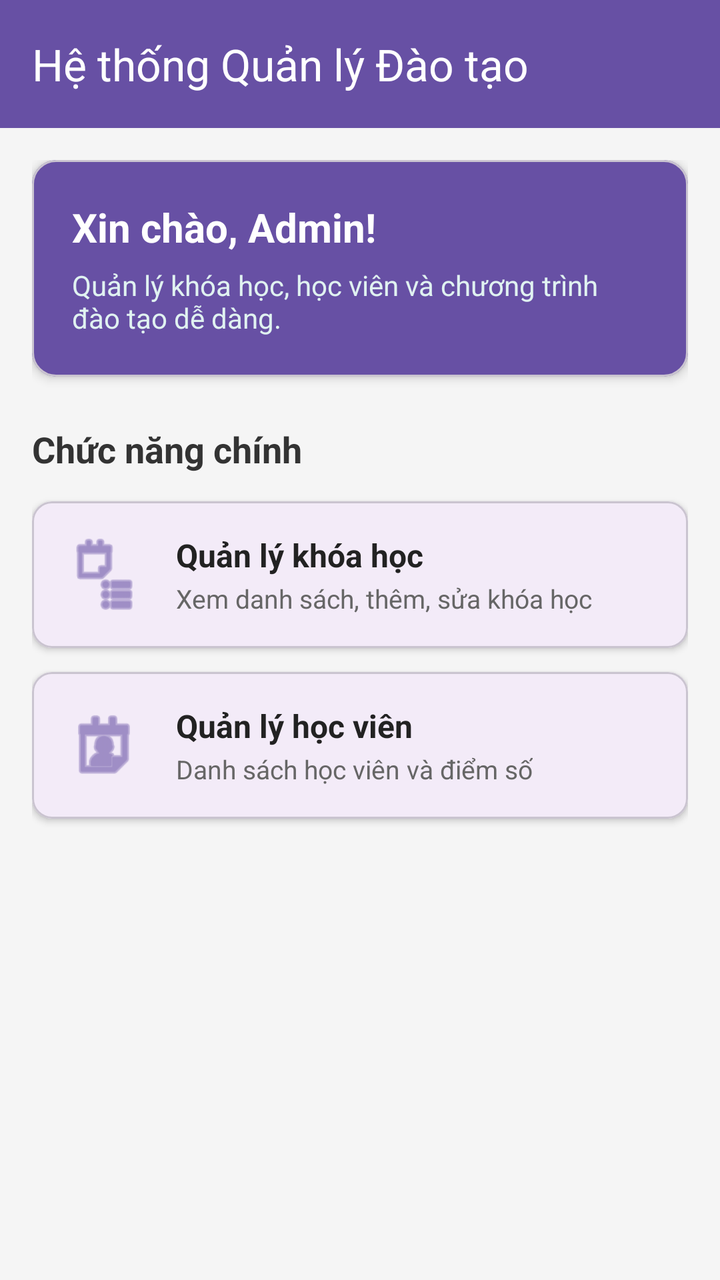
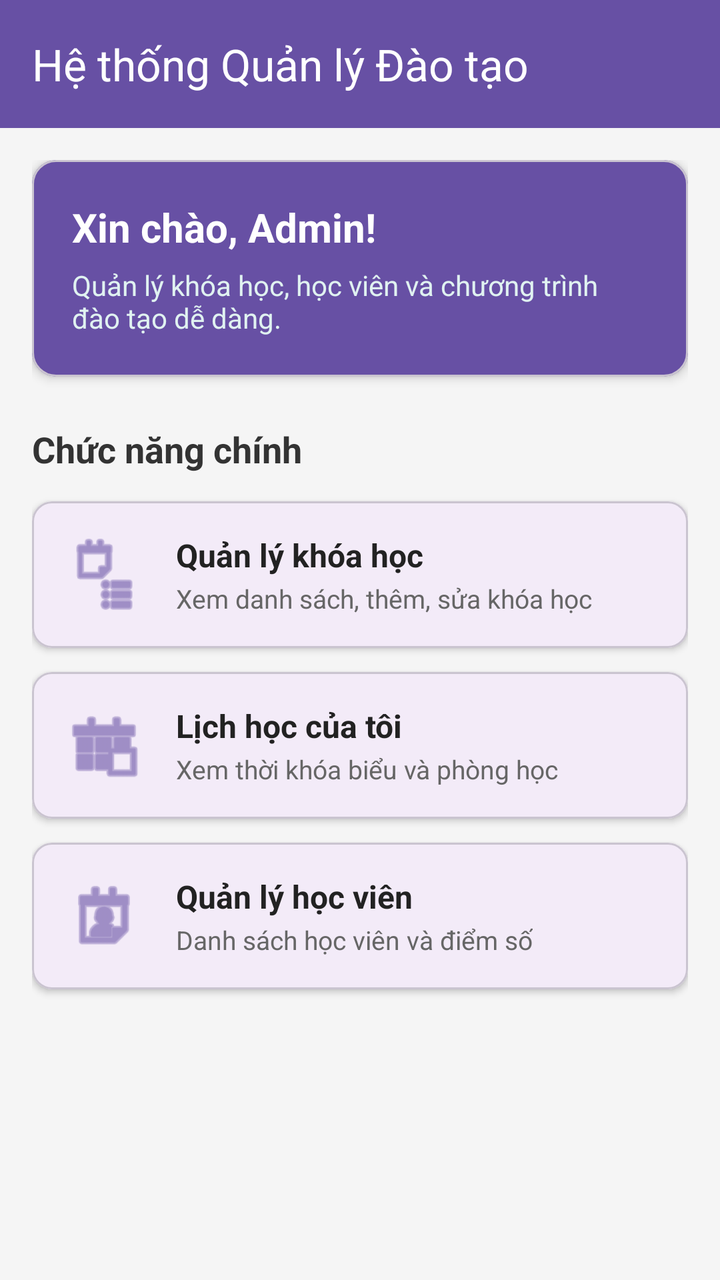

An Android layout rendered at two revisions. The XML below is the earlier revision; the diff shows what the commit changed to produce the second picture.
<!-- AndroidManifest.xml: application theme Theme.XayDung -->
<!-- res/layout/activity_main.xml -->
<?xml version="1.0" encoding="utf-8"?>
<LinearLayout xmlns:android="http://schemas.android.com/apk/res/android"
    xmlns:app="http://schemas.android.com/apk/res-auto"
    android:layout_width="match_parent"
    android:layout_height="match_parent"
    android:background="#F5F5F5"
    android:orientation="vertical">

    <com.google.android.material.appbar.AppBarLayout
        android:layout_width="match_parent"
        android:layout_height="wrap_content">

        <com.google.android.material.appbar.MaterialToolbar
            android:id="@+id/toolbarDashboard"
            android:layout_width="match_parent"
            android:layout_height="?attr/actionBarSize"
            android:background="?attr/colorPrimary"
            app:title="Hệ thống Quản lý Đào tạo"
            app:titleTextColor="@android:color/white" />

    </com.google.android.material.appbar.AppBarLayout>

    <ScrollView
        android:layout_width="match_parent"
        android:layout_height="match_parent"
        android:fillViewport="true">

        <LinearLayout
            android:layout_width="match_parent"
            android:layout_height="wrap_content"
            android:orientation="vertical"
            android:padding="16dp">

            <com.google.android.material.card.MaterialCardView
                android:layout_width="match_parent"
                android:layout_height="wrap_content"
                android:layout_marginBottom="16dp"
                app:cardCornerRadius="12dp"
                app:cardElevation="3dp"
                app:cardBackgroundColor="?attr/colorPrimary">

                <LinearLayout
                    android:layout_width="match_parent"
                    android:layout_height="wrap_content"
                    android:orientation="vertical"
                    android:padding="20dp">

                    <TextView
                        android:layout_width="wrap_content"
                        android:layout_height="wrap_content"
                        android:text="Xin chào, Admin!"
                        android:textColor="@android:color/white"
                        android:textSize="20sp"
                        android:textStyle="bold" />

                    <TextView
                        android:layout_width="wrap_content"
                        android:layout_height="wrap_content"
                        android:layout_marginTop="6dp"
                        android:text="Quản lý khóa học, học viên và chương trình đào tạo dễ dàng."
                        android:textColor="#E0F2F1"
                        android:textSize="14sp" />
                </LinearLayout>
            </com.google.android.material.card.MaterialCardView>

            <TextView
                android:layout_width="wrap_content"
                android:layout_height="wrap_content"
                android:layout_marginVertical="8dp"
                android:text="Chức năng chính"
                android:textSize="18sp"
                android:textStyle="bold"
                android:textColor="#333333" />

            <com.google.android.material.card.MaterialCardView
                android:id="@+id/cardCourseManagement"
                android:layout_width="match_parent"
                android:layout_height="wrap_content"
                android:layout_marginVertical="6dp"
                app:cardCornerRadius="10dp"
                app:cardElevation="2dp"
                android:clickable="true"
                android:focusable="true">

                <LinearLayout
                    android:layout_width="match_parent"
                    android:layout_height="wrap_content"
                    android:orientation="horizontal"
                    android:padding="16dp"
                    android:gravity="center_vertical">

                    <ImageView
                        android:layout_width="40dp"
                        android:layout_height="40dp"
                        android:src="@android:drawable/ic_menu_agenda"
                        app:tint="?attr/colorPrimary" />

                    <LinearLayout
                        android:layout_width="0dp"
                        android:layout_height="wrap_content"
                        android:layout_weight="1"
                        android:layout_marginStart="16dp"
                        android:orientation="vertical">

                        <TextView
                            android:layout_width="wrap_content"
                            android:layout_height="wrap_content"
                            android:text="Quản lý khóa học"
                            android:textSize="16sp"
                            android:textStyle="bold"
                            android:textColor="#222222" />

                        <TextView
                            android:layout_width="wrap_content"
                            android:layout_height="wrap_content"
                            android:layout_marginTop="2dp"
                            android:text="Xem danh sách, thêm, sửa khóa học"
                            android:textSize="13sp"
                            android:textColor="#666666" />
                    </LinearLayout>

                </LinearLayout>
            </com.google.android.material.card.MaterialCardView>

            <com.google.android.material.card.MaterialCardView
                android:id="@+id/cardStudentManagement"
                android:layout_width="match_parent"
                android:layout_height="wrap_content"
                android:layout_marginVertical="6dp"
                app:cardCornerRadius="10dp"
                app:cardElevation="2dp"
                android:clickable="true"
                android:focusable="true">

                <LinearLayout
                    android:layout_width="match_parent"
                    android:layout_height="wrap_content"
                    android:orientation="horizontal"
                    android:padding="16dp"
                    android:gravity="center_vertical">

                    <ImageView
                        android:layout_width="40dp"
                        android:layout_height="40dp"
                        android:src="@android:drawable/ic_menu_my_calendar"
                        app:tint="?attr/colorPrimary" />

                    <LinearLayout
                        android:layout_width="0dp"
                        android:layout_height="wrap_content"
                        android:layout_weight="1"
                        android:layout_marginStart="16dp"
                        android:orientation="vertical">

                        <TextView
                            android:layout_width="wrap_content"
                            android:layout_height="wrap_content"
                            android:text="Quản lý học viên"
                            android:textSize="16sp"
                            android:textStyle="bold"
                            android:textColor="#222222" />

                        <TextView
                            android:layout_width="wrap_content"
                            android:layout_height="wrap_content"
                            android:layout_marginTop="2dp"
                            android:text="Danh sách học viên và điểm số"
                            android:textSize="13sp"
                            android:textColor="#666666" />
                    </LinearLayout>

                </LinearLayout>
            </com.google.android.material.card.MaterialCardView>

        </LinearLayout>
    </ScrollView>

</LinearLayout>
<!-- resources referenced by this layout -->
<resources>
  <style name="Theme.XayDung" parent="Base.Theme.XayDung" />
  <style name="Base.Theme.XayDung" parent="Theme.Material3.DayNight.NoActionBar">
          
          
      </style>
</resources>

<!-- the commit's change to res/layout/activity_main.xml (unified diff, before → after) -->
@@ -93,6 +93,7 @@
                         android:layout_width="40dp"
                         android:layout_height="40dp"
                         android:src="@android:drawable/ic_menu_agenda"
+                        android:contentDescription="Quản lý khóa học"
                         app:tint="?attr/colorPrimary" />
 
                     <LinearLayout
@@ -123,7 +124,7 @@
             </com.google.android.material.card.MaterialCardView>
 
             <com.google.android.material.card.MaterialCardView
-                android:id="@+id/cardStudentManagement"
+                android:id="@+id/cardSchedule"
                 android:layout_width="match_parent"
                 android:layout_height="wrap_content"
                 android:layout_marginVertical="6dp"
@@ -142,7 +143,59 @@
                     <ImageView
                         android:layout_width="40dp"
                         android:layout_height="40dp"
+                        android:src="@android:drawable/ic_menu_today"
+                        android:contentDescription="Lịch học"
+                        app:tint="?attr/colorPrimary" />
+
+                    <LinearLayout
+                        android:layout_width="0dp"
+                        android:layout_height="wrap_content"
+                        android:layout_weight="1"
+                        android:layout_marginStart="16dp"
+                        android:orientation="vertical">
+
+                        <TextView
+                            android:layout_width="wrap_content"
+                            android:layout_height="wrap_content"
+                            android:text="Lịch học của tôi"
+                            android:textSize="16sp"
+                            android:textStyle="bold"
+                            android:textColor="#222222" />
+
+                        <TextView
+                            android:layout_width="wrap_content"
+                            android:layout_height="wrap_content"
+                            android:layout_marginTop="2dp"
+                            android:text="Xem thời khóa biểu và phòng học"
+                            android:textSize="13sp"
+                            android:textColor="#666666" />
+                    </LinearLayout>
+
+                </LinearLayout>
+            </com.google.android.material.card.MaterialCardView>
+
+            <com.google.android.material.card.MaterialCardView
+                android:id="@+id/cardStudentManagement"
+                android:layout_width="match_parent"
+                android:layout_height="wrap_content"
+                android:layout_marginVertical="6dp"
+                app:cardCornerRadius="10dp"
+                app:cardElevation="2dp"
+                android:clickable="true"
+                android:focusable="true">
+
+                <LinearLayout
+                    android:layout_width="match_parent"
+                    android:layout_height="wrap_content"
+                    android:orientation="horizontal"
+                    android:padding="16dp"
+                    android:gravity="center_vertical">
+
+                    <ImageView
+                        android:layout_width="40dp"
+                        android:layout_height="40dp"
                         android:src="@android:drawable/ic_menu_my_calendar"
+                        android:contentDescription="Quản lý học viên"
                         app:tint="?attr/colorPrimary" />
 
                     <LinearLayout
